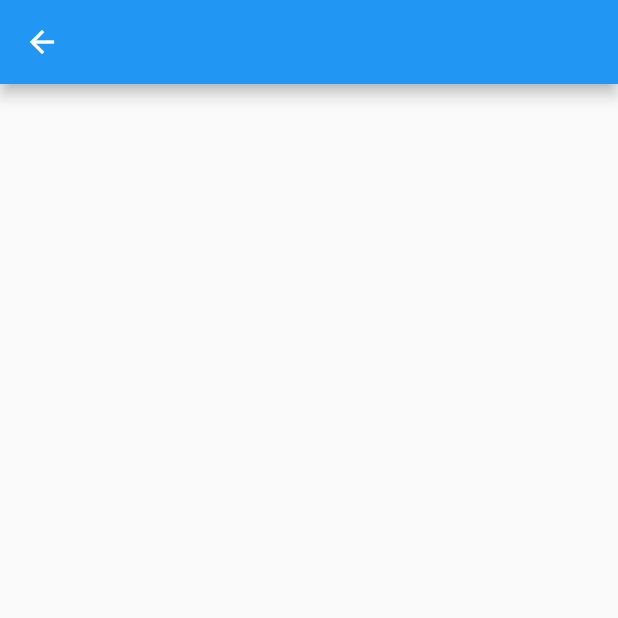
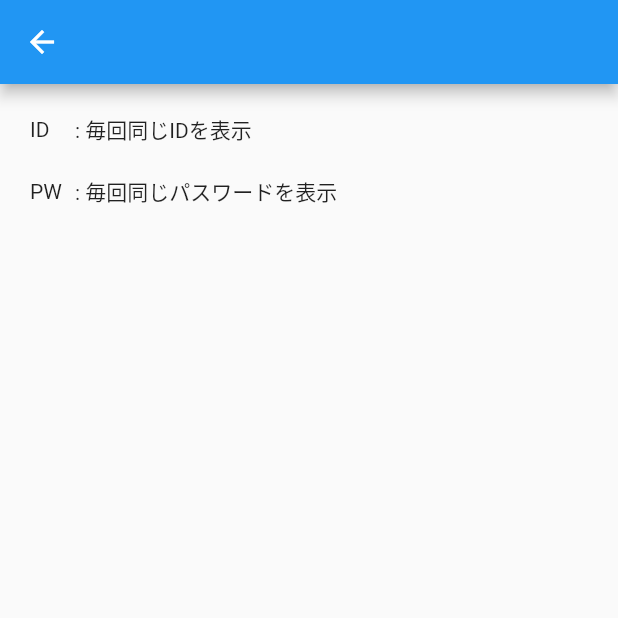
Before and after one commit to ryosuke-horie/sample-flutter-app, a Flutter app: the NextPage screen opened directly, on a phone screen of 412 x 824 dp, the top half of it. Run offline on Flutter 3.47's test engine with Material 2 defaults, Android fonts, the phone set to English and light mode, and no system bars.

Commit message:
nextページのUIを作成

```diff
--- a/lib/next_page.dart
+++ b/lib/next_page.dart
@@ -7,6 +7,31 @@ class NextPage extends StatelessWidget {
   Widget build(BuildContext context) {
     return Scaffold(
       appBar: AppBar(),
+      body: Padding(
+        padding: const EdgeInsets.all(20.0),
+        child: Column(
+          crossAxisAlignment: CrossAxisAlignment.start,
+          children: [
+            Row(
+              children: const [
+                SizedBox(width: 30, child: Text('ID')),
+                Text(': 毎回同じIDを表示'),
+              ],
+            ),
+
+            // 余白
+            SizedBox(height: 20,),
+
+            Row(
+              children: const [
+                SizedBox(width: 30, child: Text('PW')),
+                Text(': 毎回同じパスワードを表示'),
+              ],
+            ),
+            Text(''),
+          ],
+        ),
+      ),
     );
   }
 }
```
